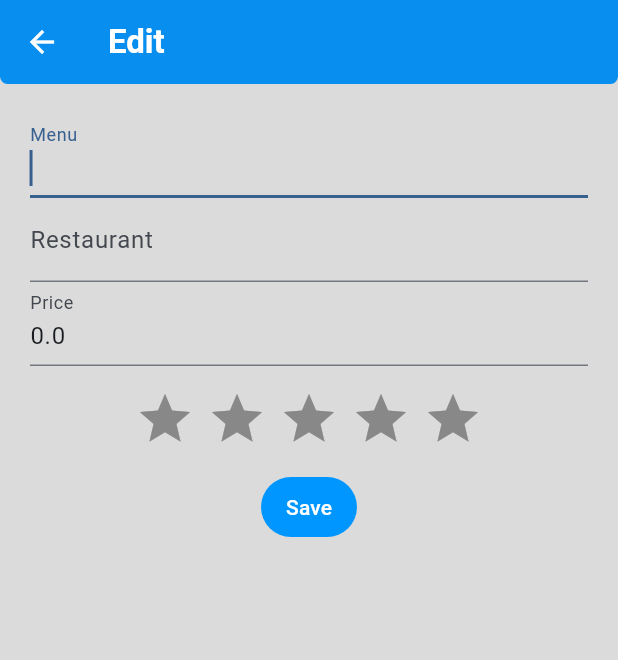
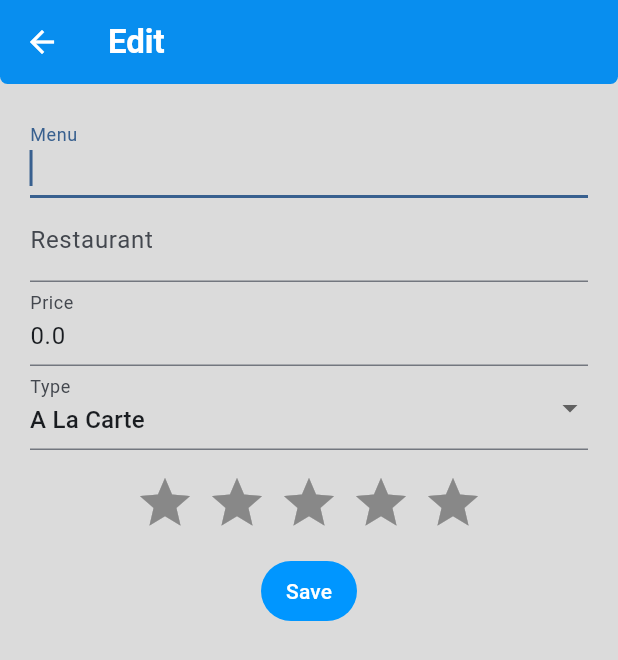
Before and after one commit to fahaph/mini-project, a Flutter app: the EditScreen screen opened directly with empty values, on a phone screen of 412 x 824 dp. Shown: the top 660 px of the screen. Run offline on Flutter 3.47's test engine with Material 3 defaults, Android fonts, the phone set to English and light mode, and no system bars; drawn by our look-alikes of flutter_rating_bar; our stand-ins replace sembast.

Commit message:
สร้าง enum เพิ่ม path รูปภาพจาก assets เพิ่มฟอร์มดรอปดาวน์

```diff
--- /dev/null
+++ b/account/lib/databases/img_path.dart
@@ -0,0 +1,14 @@
+enum ImgPath {
+  food(title: 'A La Carte', imgPath: 'assets/images/food.png'),
+  fruit(title: 'Fruit', imgPath: 'assets/images/fruit.png'),
+  snack(title: 'Snack', imgPath: 'assets/images/snack.png'),
+  beverage(title: 'Beverage', imgPath: 'assets/images/beverage.png');
+
+  const ImgPath({
+    required this.imgPath,
+    required this.title
+  });
+
+  final imgPath;
+  final title;
+}
--- a/account/lib/databases/transaction_db.dart
+++ b/account/lib/databases/transaction_db.dart
@@ -86,11 +86,7 @@ class TransactionDB {
     if (recordSnapshot != null) {
       // ทำการอัปเดตข้อมูลใหม่ทับ record เดิม
       await store.record(recordSnapshot.key).update(db, updatedTransaction.toMap());
-      print('อัปเดตข้อมูลสำเร็จ');
-    } else {
-      print('ไม่พบข้อมูลเดิม');
     }
-
     db.close();
   }
 
--- a/account/lib/screen/edit_screen.dart
+++ b/account/lib/screen/edit_screen.dart
@@ -1,3 +1,4 @@
+import 'package:account/databases/img_path.dart';
 import 'package:account/models/transactions.dart';
 import 'package:account/provider/transaction_provider.dart';
 import 'package:flutter/material.dart';
@@ -21,6 +22,8 @@ class _EditScreenState extends State<EditScreen> {
   late final DateTime dDate;
   late final String dImgPath;
 
+  late ImgPath dEnum;
+
   late String? updatedTitle;
   late String? updatedResta;
   late double? updatedPrice;
@@ -41,6 +44,29 @@ class _EditScreenState extends State<EditScreen> {
     dRating = widget.dStatement.rating;
     dDate = widget.dStatement.date;
     dImgPath = widget.dStatement.imgPath;
+
+    switch (dImgPath) {
+      case 'assets/images/food.png':{
+        dEnum = ImgPath.food;
+      }
+      break;
+      case 'assets/images/fruit.png':{
+        dEnum = ImgPath.fruit;
+      }
+      break;
+      case 'assets/images/snack.png':{
+        dEnum = ImgPath.snack;
+      }
+      break;
+      case 'assets/images/beverage.png':{
+        dEnum = ImgPath.beverage;
+      }
+      break;
+      default:{
+        dEnum = ImgPath.food;
+      }
+      break;
+    }
 
     _titleEditingController = TextEditingController(text: dTitle);
     _restaEditingController = TextEditingController(text: dResta);
@@ -148,6 +174,23 @@ class _EditScreenState extends State<EditScreen> {
                       return null;
                     },
                   ),
+
+                  DropdownButtonFormField(
+                        decoration: InputDecoration(
+                          label: Text("Type")
+                        ),
+                          value: dEnum,
+                          items: ImgPath.values.map((key) {
+                            return DropdownMenuItem(
+                              value: key,
+                              child: Text(key.title));
+                          }).toList(),
+                          onChanged: (type) {
+                            updatedImgPath = type!.imgPath.toString();
+                            print(updatedImgPath);
+                          }
+                      ),
+
                   SizedBox(height: 15),
                   RatingBar.builder(
                     initialRating: dRating,
--- a/account/lib/screen/menus_screen1.dart
+++ b/account/lib/screen/menus_screen1.dart
@@ -51,6 +51,7 @@ class _MenusScreen1State extends State<MenusScreen1> {
 
     // เรียกใช้ initData() จาก class TransactionProvider
     provider.initData();
+
   }
 
   @override
@@ -125,7 +126,7 @@ class _MenusScreen1State extends State<MenusScreen1> {
                   child: Column(
                     children: [
                       Image.asset(
-                        'assets/images/food.png',
+                        statement.imgPath,
                         width: 100,
                         height: 100,
                       ),
```
Also changed, not shown: account/lib/screen/form_screen.dart (+21 -2 lines), account/.backup/menus_screen.dart (renamed from account/lib/screen/menus_screen.dart), account/assets/images/beverage.png, account/assets/images/food.png, account/assets/images/fruit.png, account/lib/models/transactions.dart (line endings or trailing spaces), 1 other file.
